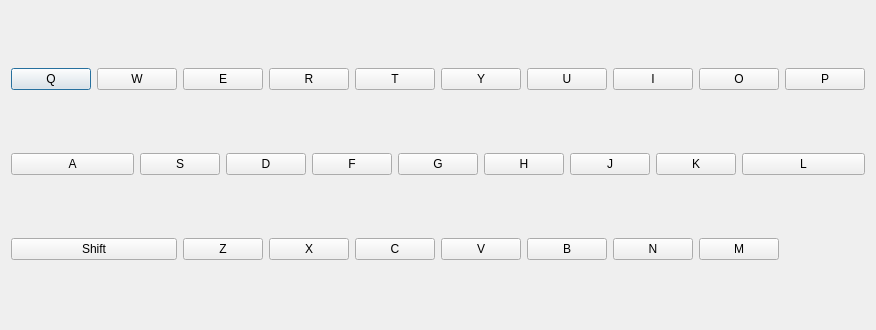
Qt form playwindow.ui (FyodorovAleksej/KeyPlayer) before a commit.
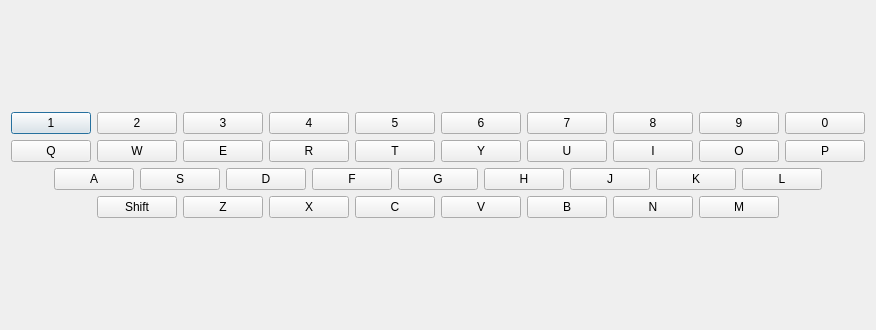
The same form after that commit.

```diff
--- a/playwindow.ui
+++ b/playwindow.ui
@@ -6,7 +6,7 @@
    <rect>
     <x>0</x>
     <y>0</y>
-    <width>614</width>
+    <width>872</width>
     <height>330</height>
    </rect>
   </property>
@@ -15,6 +15,123 @@
   </property>
   <layout class="QGridLayout" name="gridLayout">
    <item row="0" column="0">
+    <layout class="QVBoxLayout" name="verticalLayout">
+     <item>
+      <layout class="QHBoxLayout" name="horizontalLayout">
+       <item>
+        <spacer name="horizontalSpacer_8">
+         <property name="orientation">
+          <enum>Qt::Horizontal</enum>
+         </property>
+         <property name="sizeHint" stdset="0">
+          <size>
+           <width>40</width>
+           <height>20</height>
+          </size>
+         </property>
+        </spacer>
+       </item>
+       <item>
+        <widget class="QPushButton" name="push1Button">
+         <property name="text">
+          <string>1</string>
+         </property>
+        </widget>
+       </item>
+       <item>
+        <widget class="QPushButton" name="push2Button">
+         <property name="text">
+          <string>2</string>
+         </property>
+        </widget>
+       </item>
+       <item>
+        <widget class="QPushButton" name="push3Button">
+         <property name="text">
+          <string>3</string>
+         </property>
+        </widget>
+       </item>
+       <item>
+        <widget class="QPushButton" name="push4Button">
+         <property name="text">
+          <string>4</string>
+         </property>
+        </widget>
+       </item>
+       <item>
+        <widget class="QPushButton" name="push5Button">
+         <property name="text">
+          <string>5</string>
+         </property>
+        </widget>
+       </item>
+       <item>
+        <widget class="QPushButton" name="push6Button">
+         <property name="text">
+          <string>6</string>
+         </property>
+        </widget>
+       </item>
+       <item>
+        <widget class="QPushButton" name="push7Button">
+         <property name="text">
+          <string>7</string>
+         </property>
+        </widget>
+       </item>
+       <item>
+        <widget class="QPushButton" name="push8Button">
+         <property name="text">
+          <string>8</string>
+         </property>
+        </widget>
+       </item>
+       <item>
+        <widget class="QPushButton" name="push9Button">
+         <property name="text">
+          <string>9</string>
+         </property>
+        </widget>
+       </item>
+       <item>
+        <widget class="QPushButton" name="push0Button">
+         <property name="text">
+          <string>0</string>
+         </property>
+        </widget>
+       </item>
+       <item>
+        <spacer name="horizontalSpacer_6">
+         <property name="orientation">
+          <enum>Qt::Horizontal</enum>
+         </property>
+         <property name="sizeHint" stdset="0">
+          <size>
+           <width>40</width>
+           <height>20</height>
+          </size>
+         </property>
+        </spacer>
+       </item>
+      </layout>
+     </item>
+     <item>
+      <layout class="QHBoxLayout" name="horizontalLayout_2">
+       <item>
+        <spacer name="horizontalSpacer_7">
+         <property name="orientation">
+          <enum>Qt::Horizontal</enum>
+         </property>
+         <property name="sizeHint" stdset="0">
+          <size>
+           <width>40</width>
+           <height>20</height>
+          </size>
+         </property>
+        </spacer>
+       </item>
+       <item>
     <widget class="QPushButton" name="keyQButton">
      <property name="cursor">
       <cursorShape>PointingHandCursor</cursorShape>
@@ -24,7 +141,7 @@
      </property>
     </widget>
    </item>
-   <item row="0" column="1" colspan="2">
+       <item>
     <widget class="QPushButton" name="keyWButton">
      <property name="cursor">
       <cursorShape>PointingHandCursor</cursorShape>
@@ -34,7 +151,7 @@
      </property>
     </widget>
    </item>
-   <item row="0" column="3" colspan="2">
+       <item>
     <widget class="QPushButton" name="keyEButton">
      <property name="cursor">
       <cursorShape>PointingHandCursor</cursorShape>
@@ -44,7 +161,7 @@
      </property>
     </widget>
    </item>
-   <item row="0" column="5" colspan="2">
+       <item>
     <widget class="QPushButton" name="keyRButton">
      <property name="cursor">
       <cursorShape>PointingHandCursor</cursorShape>
@@ -54,7 +171,7 @@
      </property>
     </widget>
    </item>
-   <item row="0" column="7" colspan="2">
+       <item>
     <widget class="QPushButton" name="keyTButton">
      <property name="cursor">
       <cursorShape>PointingHandCursor</cursorShape>
@@ -64,7 +181,7 @@
      </property>
     </widget>
    </item>
-   <item row="0" column="9" colspan="2">
+       <item>
     <widget class="QPushButton" name="keyYButton">
      <property name="cursor">
       <cursorShape>PointingHandCursor</cursorShape>
@@ -74,7 +191,7 @@
      </property>
     </widget>
    </item>
-   <item row="0" column="11" colspan="2">
+       <item>
     <widget class="QPushButton" name="keyUButton">
      <property name="cursor">
       <cursorShape>PointingHandCursor</cursorShape>
@@ -84,7 +201,7 @@
      </property>
     </widget>
    </item>
-   <item row="0" column="13" colspan="2">
+       <item>
     <widget class="QPushButton" name="keyIButton">
      <property name="cursor">
       <cursorShape>PointingHandCursor</cursorShape>
@@ -94,7 +211,7 @@
      </property>
     </widget>
    </item>
-   <item row="0" column="15" colspan="2">
+       <item>
     <widget class="QPushButton" name="keyOButton">
      <property name="cursor">
       <cursorShape>PointingHandCursor</cursorShape>
@@ -104,7 +221,7 @@
      </property>
     </widget>
    </item>
-   <item row="0" column="17">
+       <item>
     <widget class="QPushButton" name="keyPButton">
      <property name="cursor">
       <cursorShape>PointingHandCursor</cursorShape>
@@ -114,7 +231,37 @@
      </property>
     </widget>
    </item>
-   <item row="1" column="0" colspan="2">
+       <item>
+        <spacer name="horizontalSpacer_5">
+         <property name="orientation">
+          <enum>Qt::Horizontal</enum>
+         </property>
+         <property name="sizeHint" stdset="0">
+          <size>
+           <width>40</width>
+           <height>20</height>
+          </size>
+         </property>
+        </spacer>
+       </item>
+      </layout>
+     </item>
+     <item>
+      <layout class="QHBoxLayout" name="horizontalLayout_3">
+       <item>
+        <spacer name="horizontalSpacer_3">
+         <property name="orientation">
+          <enum>Qt::Horizontal</enum>
+         </property>
+         <property name="sizeHint" stdset="0">
+          <size>
+           <width>40</width>
+           <height>20</height>
+          </size>
+         </property>
+        </spacer>
+       </item>
+       <item>
     <widget class="QPushButton" name="keyAButton">
      <property name="cursor">
       <cursorShape>PointingHandCursor</cursorShape>
@@ -124,7 +271,7 @@
      </property>
     </widget>
    </item>
-   <item row="1" column="2" colspan="2">
+       <item>
     <widget class="QPushButton" name="keySButton">
      <property name="cursor">
       <cursorShape>PointingHandCursor</cursorShape>
@@ -134,7 +281,7 @@
      </property>
     </widget>
    </item>
-   <item row="1" column="4" colspan="2">
+       <item>
     <widget class="QPushButton" name="keyDButton">
      <property name="cursor">
       <cursorShape>PointingHandCursor</cursorShape>
@@ -144,7 +291,7 @@
      </property>
     </widget>
    </item>
-   <item row="1" column="6" colspan="2">
+       <item>
     <widget class="QPushButton" name="keyFButton">
      <property name="cursor">
       <cursorShape>PointingHandCursor</cursorShape>
@@ -154,7 +301,7 @@
      </property>
     </widget>
    </item>
-   <item row="1" column="8" colspan="2">
+       <item>
     <widget class="QPushButton" name="keyGButton">
      <property name="cursor">
       <cursorShape>PointingHandCursor</cursorShape>
@@ -164,7 +311,7 @@
      </property>
     </widget>
    </item>
-   <item row="1" column="10" colspan="2">
+       <item>
     <widget class="QPushButton" name="keyHButton">
      <property name="cursor">
       <cursorShape>PointingHandCursor</cursorShape>
@@ -174,7 +321,7 @@
      </property>
     </widget>
    </item>
-   <item row="1" column="12" colspan="2">
+       <item>
     <widget class="QPushButton" name="keyJButton">
      <property name="cursor">
       <cursorShape>PointingHandCursor</cursorShape>
@@ -184,7 +331,7 @@
      </property>
     </widget>
    </item>
-   <item row="1" column="14" colspan="2">
+       <item>
     <widget class="QPushButton" name="keyKButton">
      <property name="cursor">
       <cursorShape>PointingHandCursor</cursorShape>
@@ -194,7 +341,7 @@
      </property>
     </widget>
    </item>
-   <item row="1" column="16" colspan="2">
+       <item>
     <widget class="QPushButton" name="keyLButton">
      <property name="cursor">
       <cursorShape>PointingHandCursor</cursorShape>
@@ -204,7 +351,37 @@
      </property>
     </widget>
    </item>
-   <item row="2" column="0" colspan="3">
+       <item>
+        <spacer name="horizontalSpacer_4">
+         <property name="orientation">
+          <enum>Qt::Horizontal</enum>
+         </property>
+         <property name="sizeHint" stdset="0">
+          <size>
+           <width>40</width>
+           <height>20</height>
+          </size>
+         </property>
+        </spacer>
+       </item>
+      </layout>
+     </item>
+     <item>
+      <layout class="QHBoxLayout" name="horizontalLayout_4">
+       <item>
+        <spacer name="horizontalSpacer">
+         <property name="orientation">
+          <enum>Qt::Horizontal</enum>
+         </property>
+         <property name="sizeHint" stdset="0">
+          <size>
+           <width>40</width>
+           <height>20</height>
+          </size>
+         </property>
+        </spacer>
+       </item>
+       <item>
     <widget class="QPushButton" name="keyShiftButton">
      <property name="cursor">
       <cursorShape>PointingHandCursor</cursorShape>
@@ -214,7 +391,7 @@
      </property>
     </widget>
    </item>
-   <item row="2" column="3" colspan="2">
+       <item>
     <widget class="QPushButton" name="keyZButton">
      <property name="cursor">
       <cursorShape>PointingHandCursor</cursorShape>
@@ -224,7 +401,7 @@
      </property>
     </widget>
    </item>
-   <item row="2" column="5" colspan="2">
+       <item>
     <widget class="QPushButton" name="keyXButton">
      <property name="cursor">
       <cursorShape>PointingHandCursor</cursorShape>
@@ -234,7 +411,7 @@
      </property>
     </widget>
    </item>
-   <item row="2" column="7" colspan="2">
+       <item>
     <widget class="QPushButton" name="keyCButton">
      <property name="cursor">
       <cursorShape>PointingHandCursor</cursorShape>
@@ -244,7 +421,7 @@
      </property>
     </widget>
    </item>
-   <item row="2" column="9" colspan="2">
+       <item>
     <widget class="QPushButton" name="keyVButton">
      <property name="cursor">
       <cursorShape>PointingHandCursor</cursorShape>
@@ -254,7 +431,7 @@
      </property>
     </widget>
    </item>
-   <item row="2" column="11" colspan="2">
+       <item>
     <widget class="QPushButton" name="keyBButton">
      <property name="cursor">
       <cursorShape>PointingHandCursor</cursorShape>
@@ -264,7 +441,7 @@
      </property>
     </widget>
    </item>
-   <item row="2" column="13" colspan="2">
+       <item>
     <widget class="QPushButton" name="keyNButton">
      <property name="cursor">
       <cursorShape>PointingHandCursor</cursorShape>
@@ -274,7 +451,7 @@
      </property>
     </widget>
    </item>
-   <item row="2" column="15" colspan="2">
+       <item>
     <widget class="QPushButton" name="keyMButton">
      <property name="cursor">
       <cursorShape>PointingHandCursor</cursorShape>
@@ -283,6 +460,23 @@
       <string>M</string>
      </property>
     </widget>
+       </item>
+       <item>
+        <spacer name="horizontalSpacer_2">
+         <property name="orientation">
+          <enum>Qt::Horizontal</enum>
+         </property>
+         <property name="sizeHint" stdset="0">
+          <size>
+           <width>40</width>
+           <height>20</height>
+          </size>
+         </property>
+        </spacer>
+       </item>
+      </layout>
+     </item>
+    </layout>
    </item>
   </layout>
  </widget>
```
Lines whose indentation alone changed are shown as unchanged.
